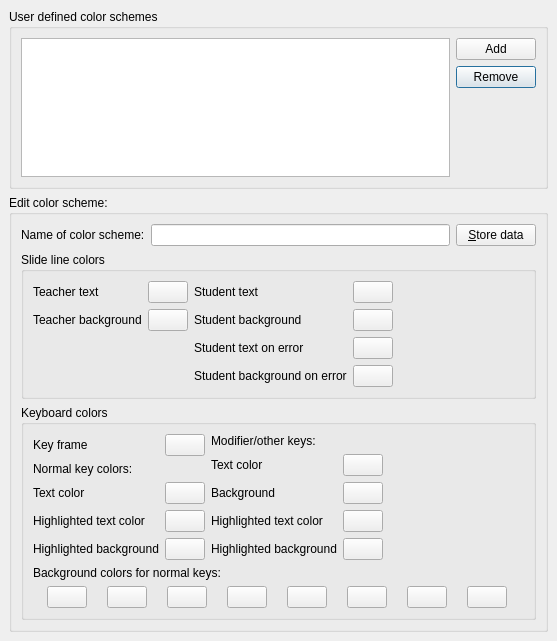
Before: the Qt Designer form src/ui/ktouchcoloreditordialog.ui in KDE/ktouch, drawn with Qt 5.
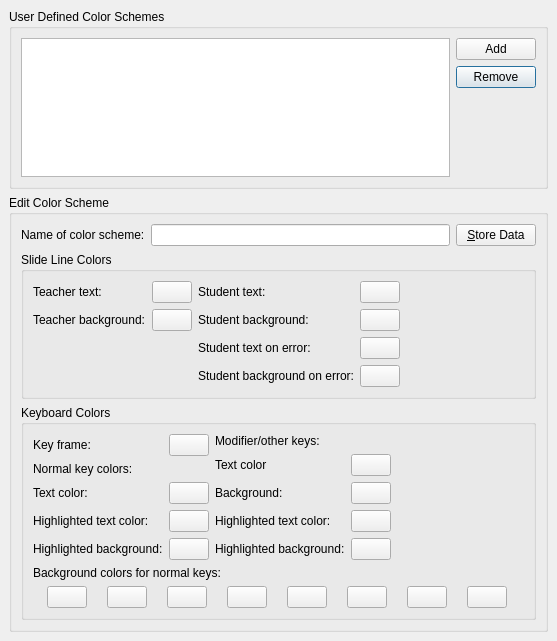
After: the same form once the commit is applied. Custom widgets are drawn as their Qt base class.

```diff
--- a/src/ui/ktouchcoloreditordialog.ui
+++ b/src/ui/ktouchcoloreditordialog.ui
@@ -22,7 +22,7 @@
    <item>
     <widget class="QGroupBox" name="groupBox" >
      <property name="title" >
-      <string>User defined color schemes</string>
+      <string>User Defined Color Schemes</string>
      </property>
      <layout class="QGridLayout" >
       <property name="margin" >
@@ -94,7 +94,7 @@
       </sizepolicy>
      </property>
      <property name="title" >
-      <string>Edit color scheme:</string>
+      <string>Edit Color Scheme</string>
      </property>
      <layout class="QVBoxLayout" >
       <property name="margin" >
@@ -124,7 +124,7 @@
         <item>
          <widget class="KPushButton" name="updateBtn" >
           <property name="text" >
-           <string>&amp;Store data</string>
+           <string>&amp;Store Data</string>
           </property>
           <property name="shortcut" >
            <string>Alt+S</string>
@@ -144,7 +144,7 @@
          </sizepolicy>
         </property>
         <property name="title" >
-         <string>Slide line colors</string>
+         <string>Slide Line Colors</string>
         </property>
         <layout class="QGridLayout" >
          <property name="margin" >
@@ -184,7 +184,7 @@
            <item row="1" column="0" >
             <widget class="QLabel" name="textLabel3_2" >
              <property name="text" >
-              <string>Teacher background</string>
+              <string>Teacher background:</string>
              </property>
             </widget>
            </item>
@@ -198,7 +198,7 @@
            <item row="0" column="0" >
             <widget class="QLabel" name="textLabel3" >
              <property name="text" >
-              <string>Teacher text</string>
+              <string>Teacher text:</string>
              </property>
             </widget>
            </item>
@@ -215,14 +215,14 @@
            <item row="1" column="0" >
             <widget class="QLabel" name="textLabel3_4" >
              <property name="text" >
-              <string>Student background</string>
+              <string>Student background:</string>
              </property>
             </widget>
            </item>
            <item row="2" column="0" >
             <widget class="QLabel" name="textLabel3_5" >
              <property name="text" >
-              <string>Student text on error</string>
+              <string>Student text on error:</string>
              </property>
             </widget>
            </item>
@@ -243,14 +243,14 @@
            <item row="0" column="0" >
             <widget class="QLabel" name="textLabel3_3" >
              <property name="text" >
-              <string>Student text</string>
+              <string>Student text:</string>
              </property>
             </widget>
            </item>
            <item row="3" column="0" >
             <widget class="QLabel" name="textLabel3_6" >
              <property name="text" >
-              <string>Student background on error</string>
+              <string>Student background on error:</string>
              </property>
             </widget>
            </item>
@@ -297,7 +297,7 @@
          </sizepolicy>
         </property>
         <property name="title" >
-         <string>Keyboard colors</string>
+         <string>Keyboard Colors</string>
         </property>
         <layout class="QGridLayout" >
          <property name="margin" >
@@ -536,7 +536,7 @@
            <item row="4" column="0" >
             <widget class="QLabel" name="textLabel3_10" >
              <property name="text" >
-              <string>Highlighted background</string>
+              <string>Highlighted background:</string>
              </property>
             </widget>
            </item>
@@ -550,14 +550,14 @@
            <item row="3" column="0" >
             <widget class="QLabel" name="textLabel3_9" >
              <property name="text" >
-              <string>Highlighted text color</string>
+              <string>Highlighted text color:</string>
              </property>
             </widget>
            </item>
            <item row="2" column="0" >
             <widget class="QLabel" name="textLabel3_8" >
              <property name="text" >
-              <string>Text color</string>
+              <string>Text color:</string>
              </property>
             </widget>
            </item>
@@ -571,7 +571,7 @@
            <item row="0" column="0" >
             <widget class="QLabel" name="textLabel3_7" >
              <property name="text" >
-              <string>Key frame</string>
+              <string>Key frame:</string>
              </property>
             </widget>
            </item>
@@ -588,7 +588,7 @@
            <item row="4" column="0" >
             <widget class="QLabel" name="textLabel3_10_2" >
              <property name="text" >
-              <string>Highlighted background</string>
+              <string>Highlighted background:</string>
              </property>
             </widget>
            </item>
@@ -623,7 +623,7 @@
            <item row="3" column="0" >
             <widget class="QLabel" name="textLabel3_9_2" >
              <property name="text" >
-              <string>Highlighted text color</string>
+              <string>Highlighted text color:</string>
              </property>
             </widget>
            </item>
@@ -644,7 +644,7 @@
            <item row="2" column="0" >
             <widget class="QLabel" name="textLabel3_8_2" >
              <property name="text" >
-              <string>Background</string>
+              <string>Background:</string>
              </property>
             </widget>
            </item>
```
